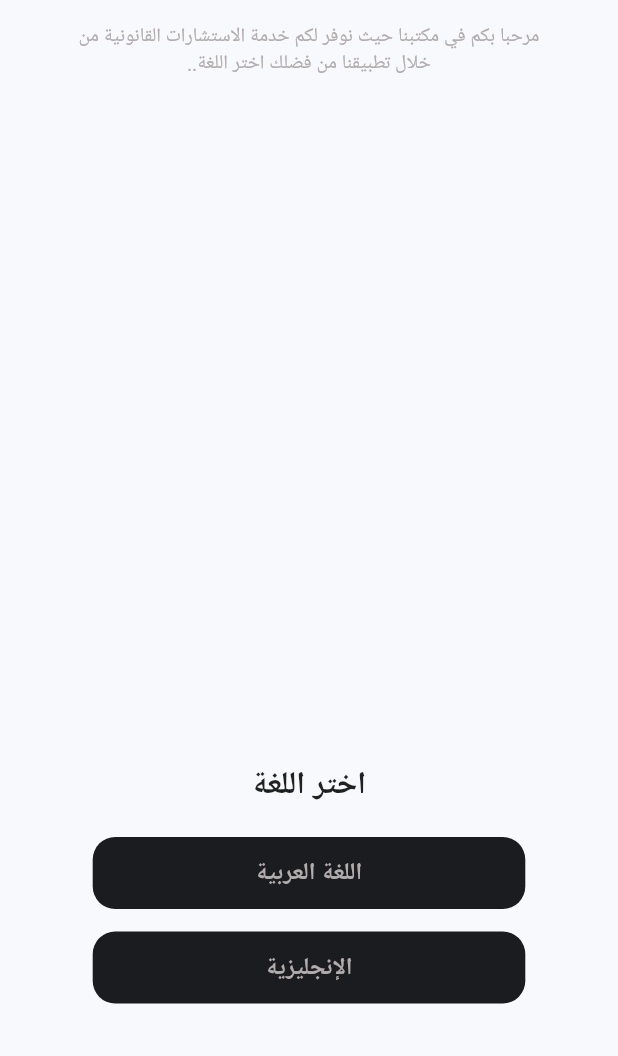
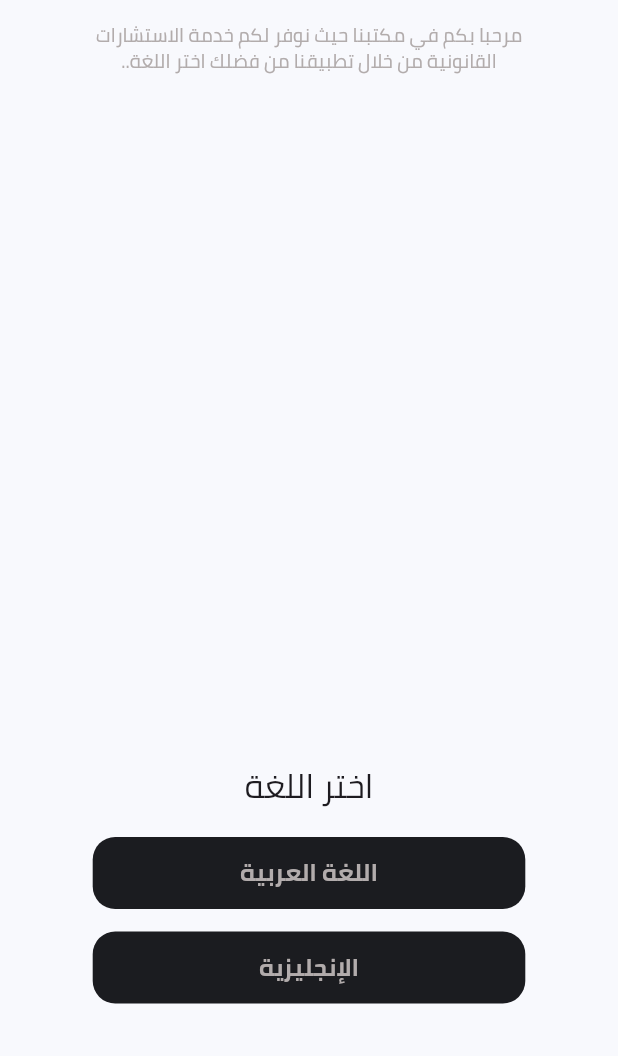
Before and after one commit to SheymaFathy/Ghanim_law_app, a Flutter app: the SplashScreen screen opened directly, after a tap on "Arabic", on a phone screen of 412 x 824 dp, the part 180-1236 px from its top. Run offline on Flutter 3.47's test engine with Material 3 defaults, Android fonts, the phone set to English and light mode, and no system bars; our stand-ins replace bloc, dio, equatable, flutter_bloc, flutter_otp_text_field, get_it and 2 more; accounts and stored records are empty; project files that could hold a hidden picture were left out.

Commit message:
add main pages and change lang in settings page

```diff
--- a/lib/core/get_it/service_locator.dart
+++ b/lib/core/get_it/service_locator.dart
@@ -1,6 +1,7 @@
 import 'package:get_it/get_it.dart';
+import 'package:ghanim_law_app/features/main_pages/pre/view_model/cubit/main_page_cubit.dart';
 
-import '../../features/settings/pre/view_model/cubit/setting_cubit.dart';
+import '../../features/main_pages/pre/pages/settings/pre/view_model/cubit/setting_cubit.dart';
 import '../AppLocalizations/app_localizations.dart';
 
 final getIt = GetIt.instance;
@@ -9,5 +10,6 @@ class ServiceLocator {
   void init() {
     getIt.registerFactory(() => LanguageCacheHelper());
     getIt.registerLazySingleton(() => SettingCubit(getIt()));
+    getIt.registerLazySingleton(() => MainPageCubit());
   }
 }
--- a/lib/features/profile/pre/view/profile.dart
+++ b/lib/features/main_pages/pre/pages/my_orders/pre/view/my_orders_page.dart
@@ -2,13 +2,13 @@ import 'package:flutter/material.dart';
 
 import 'package:ghanim_law_app/core/AppLocalizations/app_localizations.dart';
 
-class ProfilePage extends StatelessWidget {
-  const ProfilePage({super.key});
+class MyOrdersPage extends StatelessWidget {
+  const MyOrdersPage({super.key});
 
   @override
   Widget build(BuildContext context) {
     return Center(
-      child: Text('profile'.tr(context), style: const TextStyle(fontSize: 24)),
+      child: Text('my_order'.tr(context), style: const TextStyle(fontSize: 24)),
     );
   }
 }
--- a/lib/features/settings/pre/view_model/cubit/setting_cubit.dart
+++ b/lib/features/main_pages/pre/pages/settings/pre/view_model/cubit/setting_cubit.dart
@@ -2,27 +2,21 @@ import 'package:equatable/equatable.dart';
 import 'package:flutter/material.dart';
 import 'package:flutter_bloc/flutter_bloc.dart';
 
-import '../../../../../core/AppLocalizations/app_localizations.dart';
+import '../../../../../../../../core/AppLocalizations/app_localizations.dart';
 
 part 'setting_state.dart';
 
 class SettingCubit extends Cubit<SettingState> {
   SettingCubit(this.languageCacheHelper) : super(const SettingState());
   final LanguageCacheHelper languageCacheHelper;
-  Locale? locale = const Locale("en");
-
   Future<void> getSavedLanguage() async {
     final String cacheLanguageCode =
         await languageCacheHelper.getCacheLanguageCode();
-    locale = Locale(cacheLanguageCode);
-    emit(ChangeLocaleState(locale: Locale(cacheLanguageCode)));
+    emit(SettingState(locale: Locale(cacheLanguageCode)));
   }
 
   Future<void> changeLanguage(String languageCode) async {
-    await languageCacheHelper
-        .setCacheLanguageCode(languageCode)
-        .then((value) {});
-    locale = Locale(languageCode);
-    emit(ChangeLocaleState(locale: Locale(languageCode)));
+    await languageCacheHelper.setCacheLanguageCode(languageCode);
+    emit(SettingState(locale: Locale(languageCode)));
   }
 }
--- /dev/null
+++ b/lib/features/main_pages/pre/pages/settings/pre/view_model/cubit/setting_state.dart
@@ -0,0 +1,8 @@
+part of 'setting_cubit.dart';
+
+class SettingState extends Equatable {
+  final Locale locale;
+  const SettingState({this.locale = const Locale("ar")});
+  @override
+  List<Object?> get props => [locale];
+}
--- /dev/null
+++ b/lib/features/main_pages/pre/view/main_screen.dart
@@ -0,0 +1,37 @@
+import 'package:flutter/material.dart';
+import 'package:flutter_bloc/flutter_bloc.dart';
+
+import 'package:ghanim_law_app/features/main_pages/pre/view_model/cubit/main_page_cubit.dart';
+import 'package:google_nav_bar/google_nav_bar.dart';
+
+import '../../../../core/constants/app_colors.dart';
+
+class MainScreen extends StatelessWidget {
+  const MainScreen({super.key});
+
+  @override
+  Widget build(BuildContext context) {
+    return BlocBuilder<MainPageCubit, MainPageState>(
+      builder: (context, state) {
+        final mainPageCubit = context.read<MainPageCubit>();
+        return Scaffold(
+          body: mainPageCubit.bottomNavBarPages[state.selectedNavBarIndex],
+          bottomNavigationBar: GNav(
+            gap: 8,
+            activeColor: AppColors.primeryColor,
+            iconSize: 24,
+            padding: const EdgeInsets.symmetric(horizontal: 20, vertical: 5),
+            duration: const Duration(milliseconds: 800),
+            tabBackgroundColor: AppColors.primeryColor.withOpacity(0.1),
+            color: Colors.grey,
+            tabs: mainPageCubit.bottomNavBarTabs(context),
+            selectedIndex: mainPageCubit.state.selectedNavBarIndex,
+            onTabChange: (index) {
+              mainPageCubit.bottomNavBarTabsChangeIndex(index);
+            },
+          ),
+        );
+      },
+    );
+  }
+}
--- /dev/null
+++ b/lib/features/main_pages/pre/view_model/cubit/main_page_cubit.dart
@@ -0,0 +1,47 @@
+import 'package:bloc/bloc.dart';
+import 'package:equatable/equatable.dart';
+import 'package:flutter/material.dart';
+import 'package:ghanim_law_app/core/AppLocalizations/app_localizations.dart';
+import 'package:ghanim_law_app/features/main_pages/pre/pages/home/pre/view/home_page.dart';
+import 'package:ghanim_law_app/features/main_pages/pre/pages/my_orders/pre/view/my_orders_page.dart';
+import 'package:ghanim_law_app/features/main_pages/pre/pages/settings/pre/view/settings_page.dart';
+import 'package:google_nav_bar/google_nav_bar.dart';
+
+import '../../pages/profile/pre/view/profile_page.dart';
+
+part 'main_page_state.dart';
+
+class MainPageCubit extends Cubit<MainPageState> {
+  MainPageCubit() : super(const MainPageState());
+  List<Widget> bottomNavBarPages = [
+    const HomePage(),
+    const MyOrdersPage(),
+    const ProfilePage(),
+    const SettingsPage()
+  ];
+  List<GButton> bottomNavBarTabs(context) => [
+        GButton(
+          icon: Icons.home,
+          text: 'home'.tr(context),
+          textStyle: const TextStyle(fontSize: 14.0),
+        ),
+        GButton(
+          icon: Icons.list_alt,
+          text: 'my_order'.tr(context),
+          textStyle: const TextStyle(fontSize: 14.0),
+        ),
+        GButton(
+          icon: Icons.person,
+          text: 'profile'.tr(context),
+          textStyle: const TextStyle(fontSize: 14.0),
+        ),
+        GButton(
+          icon: Icons.settings,
+          text: 'settings'.tr(context),
+          textStyle: const TextStyle(fontSize: 14.0),
+        ),
+      ];
+  bottomNavBarTabsChangeIndex(int index) {
+    emit(state.copyWith(selectedNavBarIndex: index));
+  }
+}
--- /dev/null
+++ b/lib/features/main_pages/pre/view_model/cubit/main_page_state.dart
@@ -0,0 +1,13 @@
+part of 'main_page_cubit.dart';
+
+class MainPageState extends Equatable {
+  final int selectedNavBarIndex;
+  const MainPageState({this.selectedNavBarIndex = 0});
+  MainPageState copyWith({int? selectedNavBarIndex}) {
+    return MainPageState(
+        selectedNavBarIndex: selectedNavBarIndex ?? this.selectedNavBarIndex);
+  }
+
+  @override
+  List<Object?> get props => [selectedNavBarIndex];
+}
--- a/lib/features/settings/pre/view_model/cubit/setting_state.dart
+++ /dev/null
@@ -1,15 +0,0 @@
-part of 'setting_cubit.dart';
-
-class SettingState extends Equatable {
-  const SettingState();
-  @override
-  List<Object?> get props => [];
-}
-
-class ChangeLocaleState extends SettingState {
-  final Locale locale;
-
-  const ChangeLocaleState({required this.locale});
-  @override
-  List<Object?> get props => [locale];
-}
--- a/lib/features/splash/pre/view/splash_screen.dart
+++ b/lib/features/splash/pre/view/splash_screen.dart
@@ -6,7 +6,7 @@ import '../../../../core/constants/app_colors.dart';
 import '../../../../core/widget/custom_button.dart';
 import '../../../auth/widget/custom_auth_welcome_text.dart';
 import '../../../auth/widget/logo.dart';
-import '../../../settings/pre/view_model/cubit/setting_cubit.dart';
+import '../../../main_pages/pre/pages/settings/pre/view_model/cubit/setting_cubit.dart';
 
 class SplashScreen extends StatelessWidget {
   const SplashScreen({super.key});
--- a/lib/main.dart
+++ b/lib/main.dart
@@ -2,16 +2,16 @@ import 'package:flutter/material.dart';
 import 'package:flutter_bloc/flutter_bloc.dart';
 import 'package:flutter_localizations/flutter_localizations.dart';
 import 'package:ghanim_law_app/core/shared_preferences/cache_helper.dart';
-import 'package:ghanim_law_app/features/auth/sign_up/pre/view/sign_up_screen.dart';
+import 'package:ghanim_law_app/features/main_pages/pre/view_model/cubit/main_page_cubit.dart';
 
 import 'core/AppLocalizations/app_localizations.dart';
 import 'core/get_it/service_locator.dart';
-import 'features/auth/login/pre/view/login_screen.dart';
-import 'features/settings/pre/view_model/cubit/setting_cubit.dart';
+
+import 'features/main_pages/pre/pages/settings/pre/view_model/cubit/setting_cubit.dart';
+import 'features/main_pages/pre/view/main_screen.dart';
 
 void main() {
   WidgetsFlutterBinding.ensureInitialized();
-
   ServiceLocator().init();
   CacheHelper.init();
   runApp(const MyApp());
@@ -25,11 +25,12 @@ class MyApp extends StatelessWidget {
     return MultiBlocProvider(
       providers: [
         BlocProvider.value(value: getIt<SettingCubit>()..getSavedLanguage()),
+        BlocProvider.value(value: getIt<MainPageCubit>()),
       ],
       child: Builder(builder: (context) {
-        context.watch<SettingCubit>().state;
+        final settingCubit = context.watch<SettingCubit>();
         return MaterialApp(
-          locale: BlocProvider.of<SettingCubit>(context).locale,
+          locale: settingCubit.state.locale,
           supportedLocales: const [Locale('en'), Locale('ar')],
           localizationsDelegates: const [
             AppLocalizations.delegate,
@@ -48,10 +49,13 @@ class MyApp extends StatelessWidget {
           },
           title: 'Flutter Demo',
           theme: ThemeData(
+            fontFamily: settingCubit.state.locale.languageCode == 'ar'
+                ? "Cairo"
+                : "Rubik",
             colorScheme: ColorScheme.fromSeed(seedColor: Colors.deepPurple),
-            useMaterial3: false,
+            useMaterial3: true,
           ),
-          home: const LoginScreen(),
+          home: const MainScreen(),
         );
       }),
     );
```
Also changed, not shown: lib/features/main_pages/pre/pages/profile/pre/view/profile_page.dart (added, +12 -0 lines), lib/features/main_pages/pre/pages/settings/pre/view/settings_page.dart (added, +49 -0 lines), lib/features/my_orders/pre/view/my_orders.dart (deleted, +0 -14 lines), lib/features/main_pages/pre/pages/home/pre/view/home_page.dart (renamed from lib/features/home/pre/view/home_page.dart).
